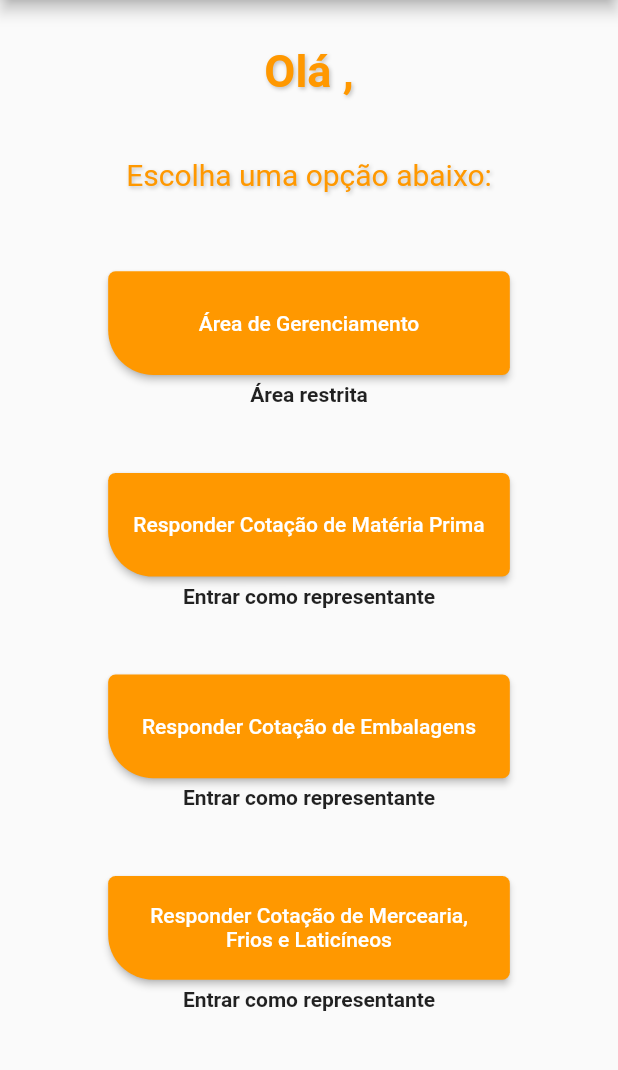
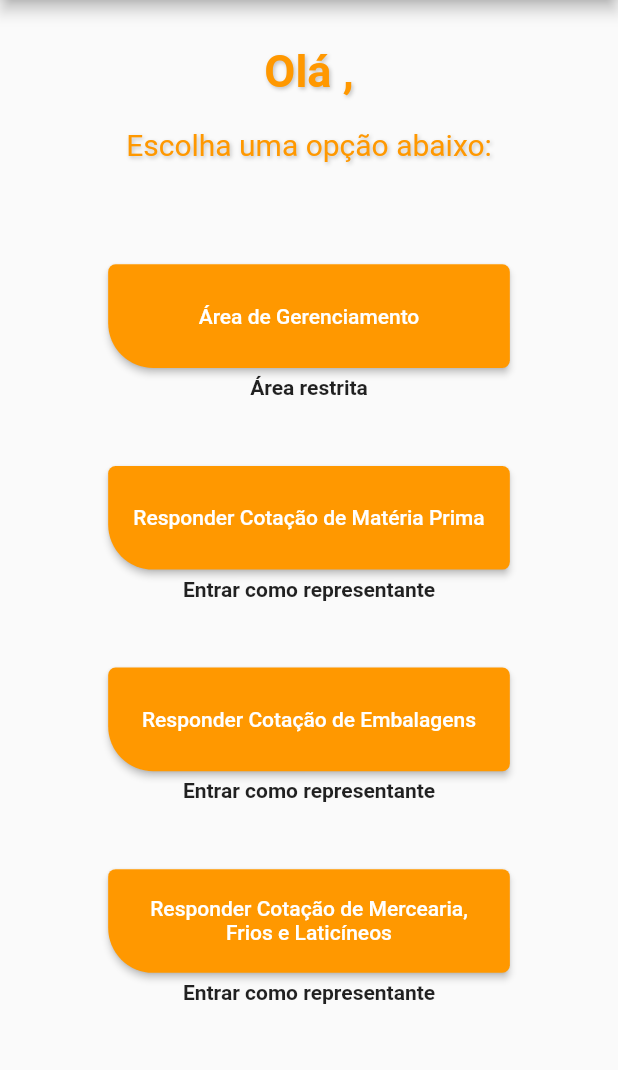
Before and after one commit to ThiagoBertoldi/alliance, a Flutter app: the screen it shows after launch, after a tap on "Entrar com Google", on a phone screen of 412 x 824 dp, the part 84-1154 px from its top. Run offline on Flutter 3.47's test engine with Material 2 defaults, Android fonts, the phone set to English and light mode, and no system bars; our stand-ins replace cloud_firestore, firebase_auth, firebase_core, flutter_speed_dial, flutter_staggered_animations, google_sign_in; accounts and stored records are empty.

Commit message:
Alteração Layout

```diff
--- a/lib/app/HomePage_Home.dart
+++ b/lib/app/HomePage_Home.dart
@@ -224,7 +224,7 @@ class HomePageState_Home extends State<HomePage_Home> {
                         ]),
                   ))),
               Container(
-                  margin: EdgeInsets.only(top: 40),
+                  margin: EdgeInsets.only(top: 20),
                   child: Center(
                       child: Text("Escolha uma opção abaixo:",
                           style: TextStyle(
@@ -239,7 +239,7 @@ class HomePageState_Home extends State<HomePage_Home> {
               Container(
                 width: width * 0.65,
                 height: heightScreen * 0.7,
-                margin: EdgeInsets.only(top: heightScreen * .04),
+                margin: EdgeInsets.only(top: heightScreen * .06),
                 child: Column(
                   mainAxisAlignment: MainAxisAlignment.center,
                   crossAxisAlignment: CrossAxisAlignment.center,
--- a/lib/app/views/homePage_Login.dart
+++ b/lib/app/views/homePage_Login.dart
@@ -1,6 +1,7 @@
 import 'package:alliance/app/HomePage_Home.dart';
 import 'package:alliance/app/teste_login/google.sign_in.dart';
 import 'package:flutter/material.dart';
+import 'package:flutter/services.dart';
 import 'package:provider/provider.dart';
 
 // ignore: camel_case_types
@@ -17,6 +18,10 @@ class HomePage_Login extends StatefulWidget {
 class _MyHomePageState_Login extends State<HomePage_Login> {
   @override
   Widget build(BuildContext context) {
+    SystemChrome.setPreferredOrientations([
+      DeviceOrientation.portraitUp,
+      DeviceOrientation.portraitDown,
+    ]);
     double width = MediaQuery.of(context).size.width;
     double height = MediaQuery.of(context).size.height;
     var appBar = AppBar(
@@ -34,10 +39,14 @@ class _MyHomePageState_Login extends State<HomePage_Login> {
           child: Container(
         width: width,
         height: screenHeight,
+        color: Colors.orange,
         child: Column(
           children: [
-            Material(
-              elevation: 7,
+            Container(
+              width: width,
+              height: screenHeight * 0.29,
+              color: Colors.white,
+              child: Material(
                 borderRadius: BorderRadius.only(
                   bottomLeft: const Radius.circular(125.0),
                 ),
@@ -45,12 +54,23 @@ class _MyHomePageState_Login extends State<HomePage_Login> {
                     width: width,
                     height: screenHeight * 0.29,
                     child: Column(
-                    mainAxisAlignment: MainAxisAlignment.end,
+                      mainAxisAlignment: MainAxisAlignment.center,
                       crossAxisAlignment: CrossAxisAlignment.end,
                       children: [
                         Container(
-                        padding: EdgeInsets.all(20),
-                        child: Text("ALLIANCE",
+                          padding: EdgeInsets.only(
+                              top: 20, left: 20, right: 100, bottom: 10),
+                          child: Text("Panificadora",
+                              style: TextStyle(
+                                fontSize: 45,
+                                color: Colors.white,
+                              )),
+                        ),
+                        Container(
+                          padding: EdgeInsets.only(
+                            right: 50,
+                          ),
+                          child: Text("Aliança",
                               style: TextStyle(
                                 fontSize: 45,
                                 color: Colors.white,
@@ -58,30 +78,54 @@ class _MyHomePageState_Login extends State<HomePage_Login> {
                         ),
                       ],
                     ),
-                  decoration: new BoxDecoration(
+                    decoration: BoxDecoration(
+                      border: Border.all(width: 0, color: Colors.orange),
                       color: Colors.orange,
                       borderRadius: BorderRadius.only(
                         bottomLeft: const Radius.circular(125.0),
                       ),
                     )),
               ),
+            ),
             Container(
-              width: width * 0.6,
-              height: screenHeight * 0.07,
-              margin: EdgeInsets.only(top: screenHeight * 0.25),
+              width: width,
+              height: screenHeight * .66,
+              color: Colors.orange,
+              alignment: Alignment.centerLeft,
+              child: Container(
+                width: width * .9,
+                height: screenHeight * .66,
+                decoration: new BoxDecoration(
+                  border: Border.all(width: 0, color: Colors.white),
+                  color: Colors.white,
+                  borderRadius: BorderRadius.only(
+                      topRight: const Radius.circular(125.0),
+                      bottomRight: const Radius.circular(125.0)),
+                ),
+                child: Container(
+                  decoration: new BoxDecoration(
+                    border: Border.all(width: 0, color: Colors.white),
+                    borderRadius: BorderRadius.only(
+                        topRight: const Radius.circular(125.0),
+                        bottomRight: const Radius.circular(125.0)),
+                  ),
+                  alignment: Alignment.center,
+                  child: Container(
+                    width: width * .55,
+                    height: screenHeight * .08,
                     child: ElevatedButton(
                         style: ElevatedButton.styleFrom(
-                      elevation: 7,
                             shape: RoundedRectangleBorder(
                                 borderRadius: BorderRadius.only(
-                              bottomLeft: Radius.circular(30),
-                              topLeft: Radius.circular(5),
-                              topRight: Radius.circular(5),
-                              bottomRight: Radius.circular(5))),
+                                    bottomLeft: Radius.circular(2),
+                                    topLeft: Radius.circular(2),
+                                    topRight: Radius.circular(20),
+                                    bottomRight: Radius.circular(20))),
                             primary: Colors.orange,
                             onPrimary: Colors.white),
                         onPressed: () {
-                    final provider = Provider.of<GoogleSignInProvider>(context,
+                          final provider = Provider.of<GoogleSignInProvider>(
+                              context,
                               listen: false);
                           provider.googleLogin().then((value) => Navigator.push(
                               context,
@@ -93,11 +137,21 @@ class _MyHomePageState_Login extends State<HomePage_Login> {
                           "Entrar com Google",
                         )),
                   ),
+                ),
+              ),
+            ),
             Container(
+              color: Colors.white,
+              child: Container(
                   width: width,
                   height: screenHeight * 0.05,
+                  decoration: new BoxDecoration(
+                    border: Border.all(width: 0, color: Colors.orange),
                     color: Colors.orange,
-                margin: EdgeInsets.only(top: screenHeight * 0.34),
+                    borderRadius: BorderRadius.only(
+                      topLeft: const Radius.circular(125.0),
+                    ),
+                  ),
                   child: Row(
                     mainAxisAlignment: MainAxisAlignment.center,
                     children: [
@@ -111,7 +165,8 @@ class _MyHomePageState_Login extends State<HomePage_Login> {
                             color: Colors.white,
                           ))
                     ],
-                ))
+                  )),
+            ),
           ],
         ),
       )),
--- a/lib/app/views/viewsCliente/homePage_ProdutosRespondidos.dart
+++ b/lib/app/views/viewsCliente/homePage_ProdutosRespondidos.dart
@@ -47,12 +47,10 @@ class _HomePageState_ProdutosRespondidos
                 style: TextStyle(fontSize: 30, color: Colors.orange[300])),
           ),
         ),
+        Column(
+          children: [
             Container(
-          margin: EdgeInsets.only(top: 10),
-          height: MediaQuery.of(context).size.height * .06,
-          width: MediaQuery.of(context).size.width * 0.8,
-          decoration: BoxDecoration(
-              borderRadius: BorderRadius.circular(10), color: Colors.grey[200]),
+              width: MediaQuery.of(context).size.width * .8,
               child: TextField(
                 onChanged: (text) {
                   setState(() {
@@ -61,10 +59,11 @@ class _HomePageState_ProdutosRespondidos
                 },
                 decoration: InputDecoration(
                   labelText: 'Pesquise um produto',
-              border: InputBorder.none,
                   prefixIcon: Icon(Icons.search),
                 ),
               ),
+            ),
+          ],
         ),
         StreamBuilder<QuerySnapshot>(
             stream: db.collection("produtosRespondidos").snapshots(),
--- a/lib/firebase_script/scripts.dart
+++ b/lib/firebase_script/scripts.dart
@@ -411,4 +411,3 @@ void calculaPrecos() async {
 }
 
 //////////////////////////////////////////////////////////////////////////////////////////////////////////
-///
```
Lines whose indentation alone changed are shown as unchanged.
